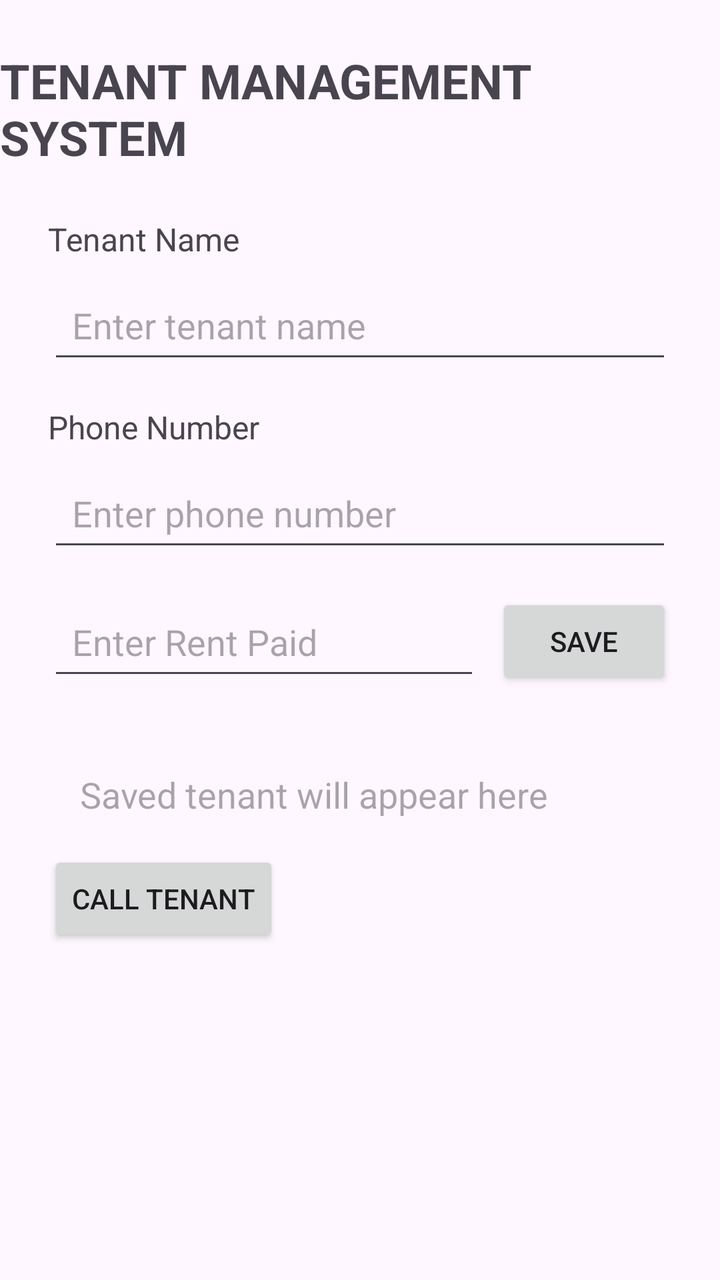
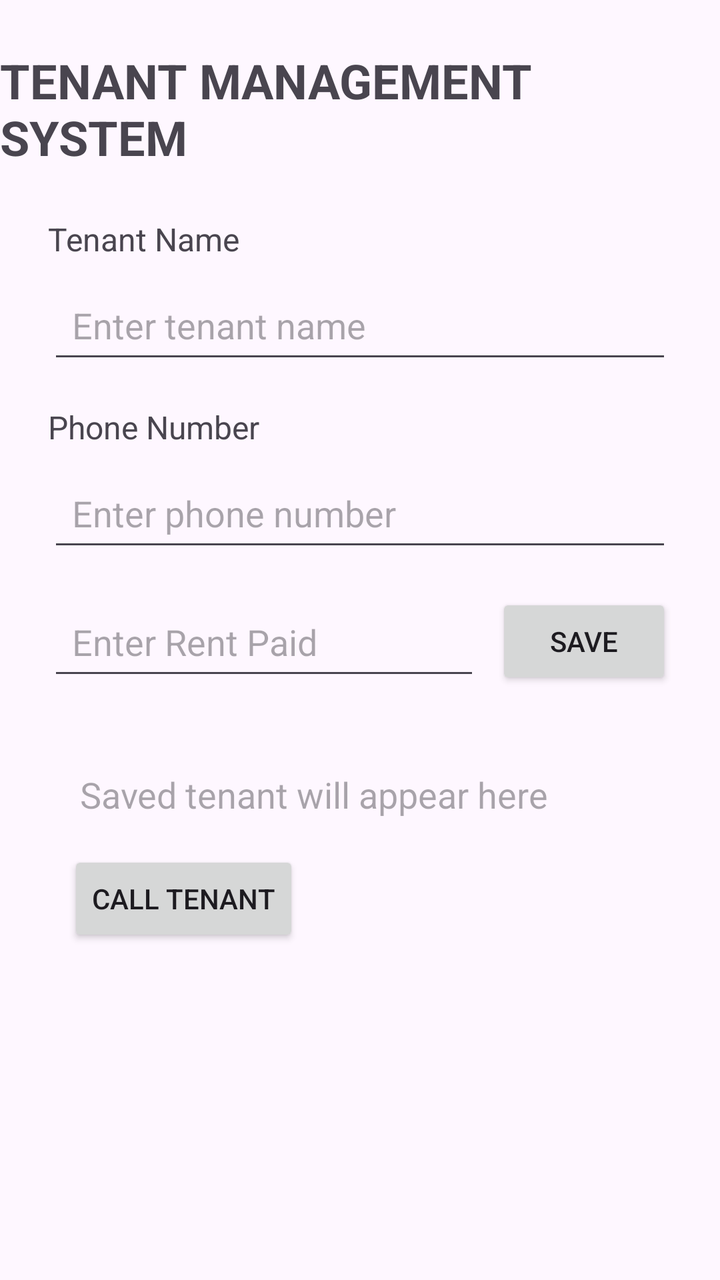

The first picture is an Android layout as it rendered before a commit; the second is the same layout after the commit. The layout source and the unified diff follow.
<!-- AndroidManifest.xml: application theme Theme.TenantsysE -->
<!-- res/layout/activity_main.xml -->
<?xml version="1.0" encoding="utf-8"?>
<layout xmlns:android="http://schemas.android.com/apk/res/android"
    xmlns:app="http://schemas.android.com/apk/res-auto">

    <data>
<variable
    name="tenant"
    type="com.example.tenantsyse.Tenant" />
    </data>

    <androidx.constraintlayout.widget.ConstraintLayout
        android:layout_width="match_parent"
        android:layout_height="match_parent">

        <TextView
            android:id="@+id/titleTextView"
            android:layout_width="wrap_content"
            android:layout_height="wrap_content"
            android:text="TENANT MANAGEMENT SYSTEM"
            android:textSize="24sp"
            android:textStyle="bold"
            android:layout_marginTop="24dp"
            app:layout_constraintTop_toTopOf="parent"
            app:layout_constraintStart_toStartOf="parent"
            app:layout_constraintEnd_toEndOf="parent" />

        <TextView
            android:id="@+id/tenantNameLabel"
            android:layout_width="wrap_content"
            android:layout_height="wrap_content"
            android:text="Tenant Name"
            android:textSize="16sp"
            android:layout_marginTop="24dp"
            android:layout_marginStart="24dp"
            app:layout_constraintTop_toBottomOf="@id/titleTextView"
            app:layout_constraintStart_toStartOf="parent" />

        <EditText
            android:id="@+id/tenantNameEditText"
            android:layout_width="0dp"
            android:layout_height="wrap_content"
            android:hint="Enter tenant name"
            android:minHeight="48dp"
            android:padding="12dp"
            android:layout_marginTop="8dp"
            android:layout_marginStart="24dp"
            android:layout_marginEnd="24dp"
            app:layout_constraintTop_toBottomOf="@id/tenantNameLabel"
            app:layout_constraintStart_toStartOf="parent"
            app:layout_constraintEnd_toEndOf="parent" />

        <TextView
            android:id="@+id/phoneLabel"
            android:layout_width="wrap_content"
            android:layout_height="wrap_content"
            android:text="Phone Number"
            android:textSize="16sp"
            android:layout_marginTop="16dp"
            android:layout_marginStart="24dp"
            app:layout_constraintTop_toBottomOf="@id/tenantNameEditText"
            app:layout_constraintStart_toStartOf="parent" />

        <EditText
            android:id="@+id/phoneEditText"
            android:layout_width="0dp"
            android:layout_height="wrap_content"
            android:hint="Enter phone number"
            android:inputType="phone"
            android:minHeight="48dp"
            android:padding="12dp"
            android:layout_marginTop="8dp"
            android:layout_marginStart="24dp"
            android:layout_marginEnd="24dp"
            app:layout_constraintTop_toBottomOf="@id/phoneLabel"
            app:layout_constraintStart_toStartOf="parent"
            app:layout_constraintEnd_toEndOf="parent" />

        <EditText
            android:id="@+id/rentEditText"
            android:layout_width="0dp"
            android:layout_height="wrap_content"
            android:hint="Enter Rent Paid"
            android:inputType="numberDecimal"
            android:minHeight="48dp"
            android:padding="12dp"
            android:layout_marginStart="24dp"
            android:layout_marginTop="16dp"
            android:layout_marginEnd="8dp"
            app:layout_constraintTop_toBottomOf="@id/phoneEditText"
            app:layout_constraintStart_toStartOf="parent"
            app:layout_constraintEnd_toStartOf="@id/saveButton" />

        <Button
            android:id="@+id/saveButton"
            android:layout_width="wrap_content"
            android:layout_height="wrap_content"
            android:text="SAVE"
            android:layout_marginEnd="24dp"
            app:layout_constraintTop_toTopOf="@id/rentEditText"
            app:layout_constraintEnd_toEndOf="parent" />

        <TextView
            android:id="@+id/tenantResultTextView"
            android:layout_width="0dp"
            android:layout_height="wrap_content"
            android:text="@{tenant.summary()}"
            android:hint="Saved tenant will appear here"
            android:textSize="18sp"
            android:padding="16dp"
            android:layout_margin="24dp"
            app:layout_constraintTop_toBottomOf="@id/rentEditText"
            app:layout_constraintStart_toStartOf="parent"
            app:layout_constraintEnd_toEndOf="parent" />

        <Button
            android:id="@+id/callButton"
            android:layout_width="wrap_content"
            android:layout_height="wrap_content"
            android:text="CALL TENANT"
            android:layout_marginStart="24dp"
            app:layout_constraintTop_toBottomOf="@id/tenantResultTextView"
            app:layout_constraintStart_toStartOf="parent" />

    </androidx.constraintlayout.widget.ConstraintLayout>
</layout>
<!-- resources referenced by this layout -->
<resources>
  <style name="Theme.TenantsysE" parent="Base.Theme.TenantsysE" />
  <style name="Base.Theme.TenantsysE" parent="Theme.Material3.DayNight.NoActionBar">
          
          
      </style>
</resources>

<!-- the commit's change to res/layout/activity_main.xml (unified diff, before → after) -->
@@ -112,14 +112,30 @@
             app:layout_constraintStart_toStartOf="parent"
             app:layout_constraintEnd_toEndOf="parent" />
 
+
+
         <Button
             android:id="@+id/callButton"
             android:layout_width="wrap_content"
             android:layout_height="wrap_content"
             android:text="CALL TENANT"
-            android:layout_marginStart="24dp"
+            android:layout_marginStart="34dp"
             app:layout_constraintTop_toBottomOf="@id/tenantResultTextView"
             app:layout_constraintStart_toStartOf="parent" />
 
+
+        <TextView
+            android:id="@+id/tenantNameResultTextView"
+            android:layout_width="0dp"
+            android:layout_height="wrap_content"
+            android:text="@{tenant.name}"
+            android:textSize="20sp"
+            android:textStyle="bold"
+            android:layout_marginStart="24dp"
+            android:layout_marginEnd="24dp"
+            android:layout_marginTop="16dp"
+            app:layout_constraintTop_toBottomOf="@id/callButton"
+            app:layout_constraintStart_toStartOf="parent"
+            app:layout_constraintEnd_toEndOf="parent" />
     </androidx.constraintlayout.widget.ConstraintLayout>
 </layout>
